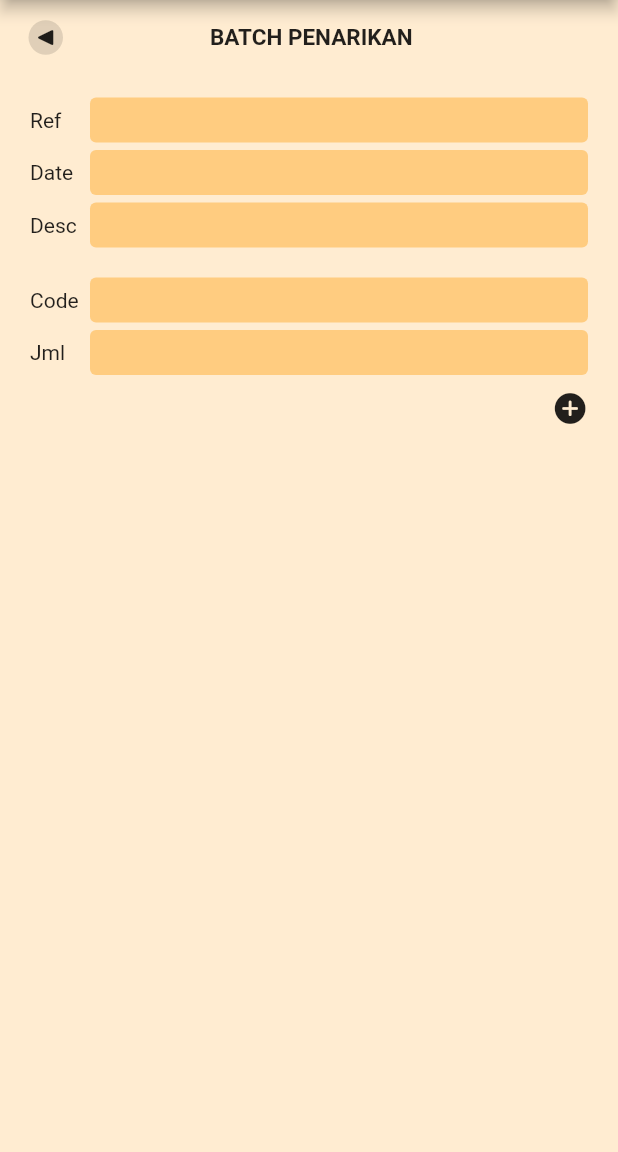
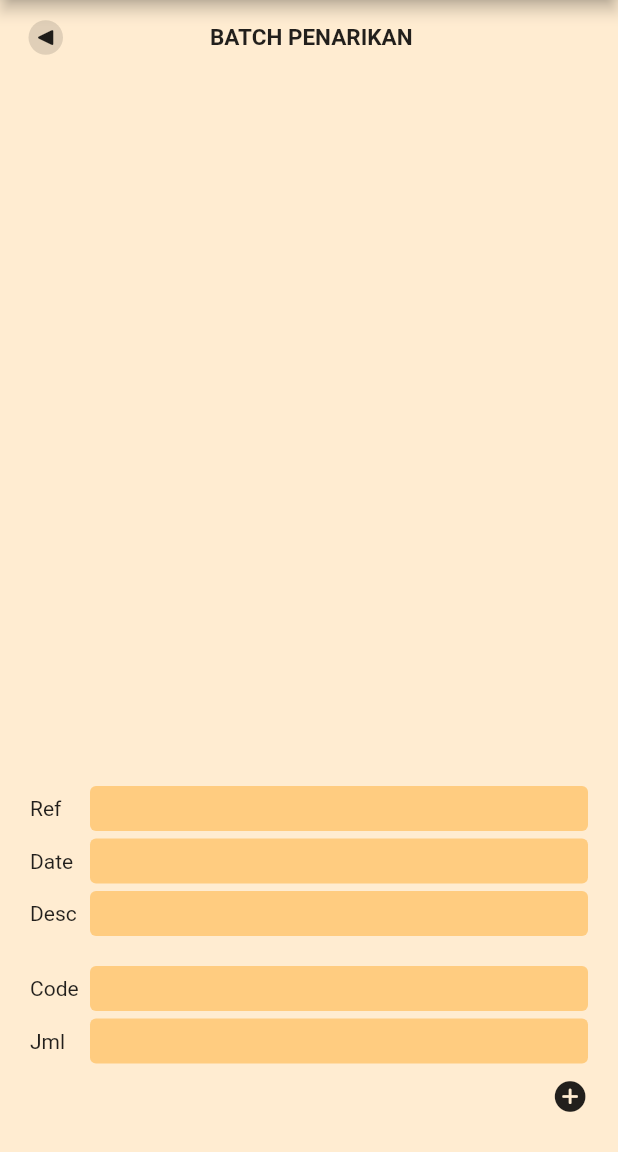
Before and after one commit to abilyc/bmt_ibnusina, a Flutter app: the screen it shows after launch, on a phone screen of 412 x 824 dp, the part 84-1236 px from its top. Run offline on Flutter 3.47's test engine with Material 2 defaults, Android fonts, the phone set to English and light mode, and no system bars; our stand-ins replace google_fonts; missing offline and left inert: bitsdojo_window, dart:ffi, hasura_connect.

Commit message:
scroll from down

```diff
--- a/lib/tools/wrapper.dart
+++ b/lib/tools/wrapper.dart
@@ -3,6 +3,7 @@ import 'dart:io';
 import 'package:bitsdojo_window/bitsdojo_window.dart';
 import 'package:bmt_ibnusina/tools/appbar.dart';
 import 'package:flutter/cupertino.dart';
+import 'package:flutter/gestures.dart';
 import 'package:flutter/material.dart';
 import 'package:bmt_ibnusina/auth/services.dart';
 
@@ -116,6 +117,7 @@ class Wrapper extends StatelessWidget {
             ),
             Expanded(
               child: SingleChildScrollView(
+                reverse: screen == 'BATCH PENARIKAN' ? true : false,
                 child: Padding(
                   padding: const EdgeInsets.symmetric(horizontal: 20),
                   child: Column(
```
